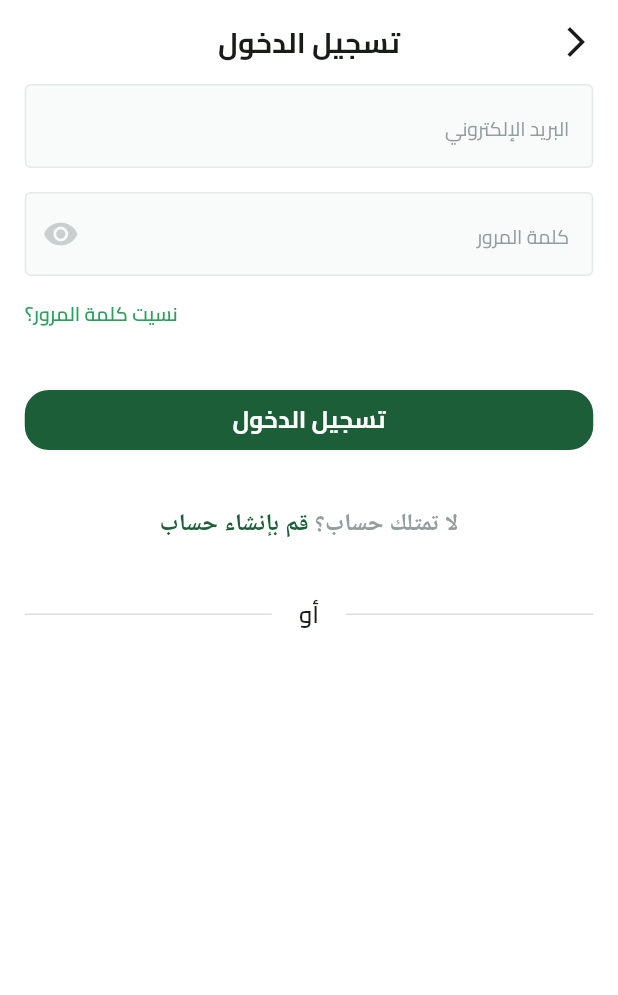
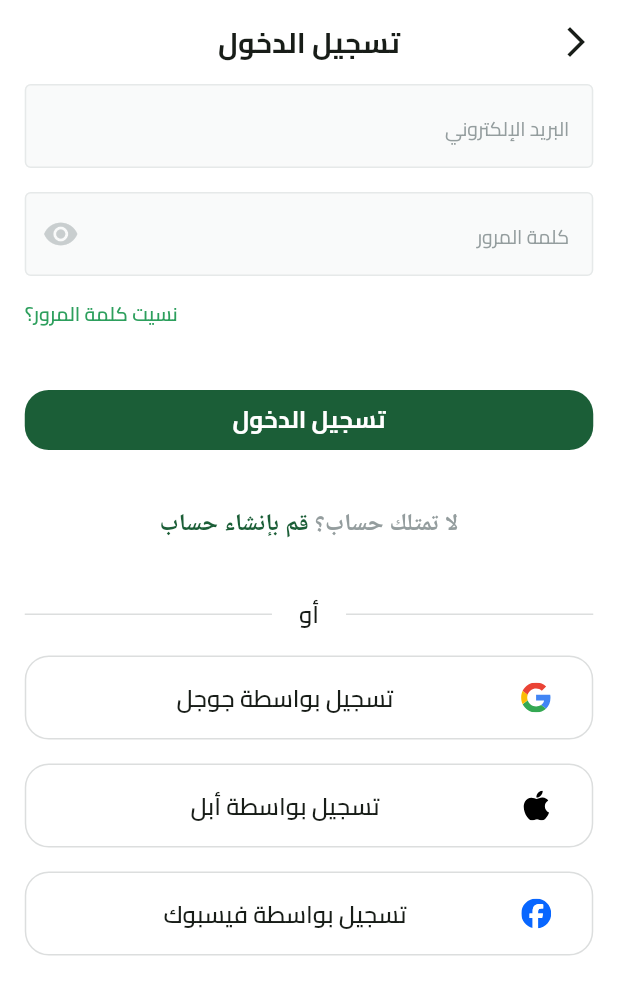
Before and after one commit to seifmoustafa/Fruit-Hub, a Flutter app: the screen it shows after launch, after a tap on "تخطي", on a phone screen of 412 x 824 dp. Shown: the top 995 px of the screen. Run offline on Flutter 3.47's test engine with Material 3 defaults, Android fonts, the phone set to English and light mode, and no system bars; our stand-ins replace dots_indicator, flutter_svg, shared_preferences.

Commit message:
`Added social login buttons and updated layout in login view body`

```diff
--- a/lib/features/auth/presentation/views/widgets/login_view_body.dart
+++ b/lib/features/auth/presentation/views/widgets/login_view_body.dart
@@ -1,10 +1,13 @@
 import 'package:flutter/material.dart';
 import 'package:fruit_hub/constants.dart';
+import 'package:flutter_svg/flutter_svg.dart';
 import 'package:fruit_hub/core/utils/app_colors.dart';
+import 'package:fruit_hub/core/utils/app_images.dart';
 import 'package:fruit_hub/core/utils/app_text_styles.dart';
 import 'package:fruit_hub/core/widgets/custom_button.dart';
 import 'package:fruit_hub/core/widgets/custom_text_form_field.dart';
 import 'package:fruit_hub/features/auth/presentation/views/widgets/or_divider.dart';
+import 'package:fruit_hub/features/auth/presentation/views/widgets/social_login_button.dart';
 import 'package:fruit_hub/features/auth/presentation/views/widgets/dont_have_an_account_widget.dart';
 
 class LoginViewBody extends StatelessWidget {
@@ -40,7 +43,7 @@ class LoginViewBody extends StatelessWidget {
                 ),
               ],
             ),
-            SizedBox(
+            const SizedBox(
               height: 5,
             ),
             CustomButton(onPressed: () {}, text: 'تسجيل الدخول'),
@@ -48,10 +51,25 @@ class LoginViewBody extends StatelessWidget {
               height: 1,
             ),
             const DontHaveAnAccountWidget(),
-            SizedBox(
+            const SizedBox(
               height: 5,
             ),
-            OrDivider(),
+            const OrDivider(),
+            SocialLoginButton(
+              onPressed: () {},
+              image: Assets.imagesGoogleIcon,
+              title: 'تسجيل بواسطة جوجل',
+            ),
+            SocialLoginButton(
+              onPressed: () {},
+              image: Assets.imagesApplIcon,
+              title: 'تسجيل بواسطة أبل',
+            ),
+            SocialLoginButton(
+              onPressed: () {},
+              image: Assets.imagesFacebookIcon,
+              title: 'تسجيل بواسطة فيسبوك',
+            ),
           ],
         ),
       ),
--- /dev/null
+++ b/lib/features/auth/presentation/views/widgets/social_login_button.dart
@@ -0,0 +1,38 @@
+import 'package:flutter/material.dart';
+import 'package:flutter_svg/flutter_svg.dart';
+import 'package:fruit_hub/core/utils/app_text_styles.dart';
+
+class SocialLoginButton extends StatelessWidget {
+  const SocialLoginButton(
+      {super.key,
+      required this.image,
+      required this.title,
+      required this.onPressed});
+  final String image;
+  final String title;
+  final VoidCallback onPressed;
+  @override
+  Widget build(BuildContext context) {
+    return SizedBox(
+      width: double.infinity,
+      height: 56,
+      child: TextButton(
+          onPressed: onPressed,
+          style: TextButton.styleFrom(
+            shape: RoundedRectangleBorder(
+                side: const BorderSide(color: Color(0xFFDCDEDE), width: 1),
+                borderRadius: BorderRadius.circular(16)),
+          ),
+          child: ListTile(
+            visualDensity:
+                const VisualDensity(vertical: VisualDensity.minimumDensity),
+            leading: SvgPicture.asset(image),
+            title: Text(
+              textAlign: TextAlign.center,
+              title,
+              style: TextStyles.semiBold16,
+            ),
+          )),
+    );
+  }
+}
```
